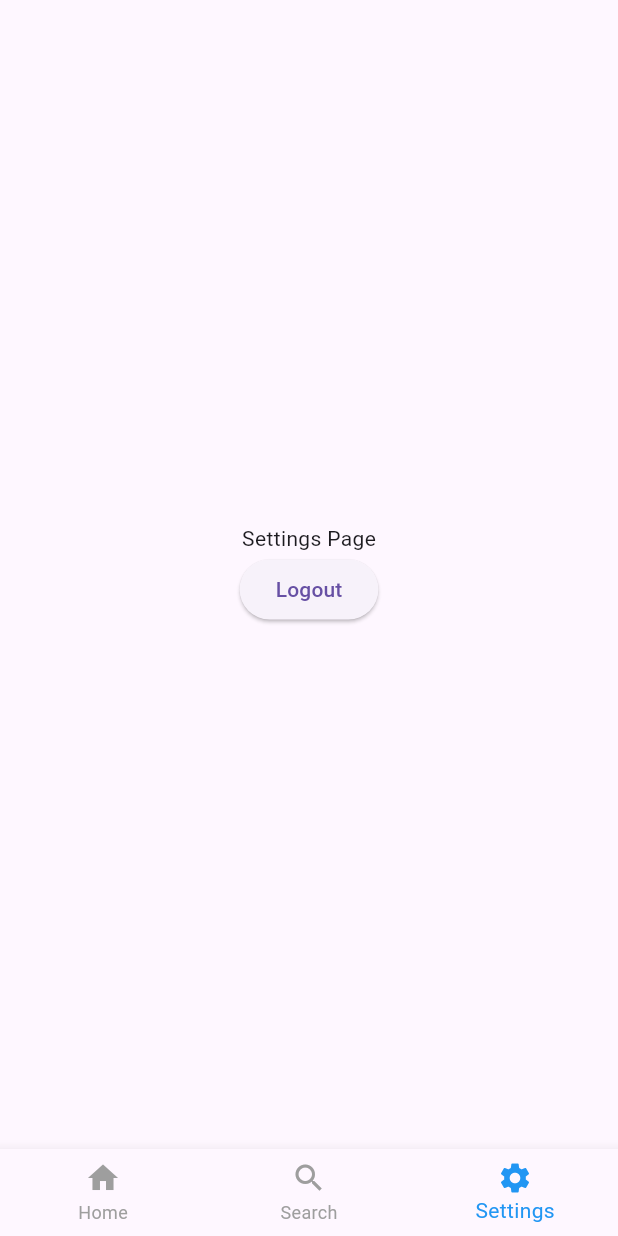
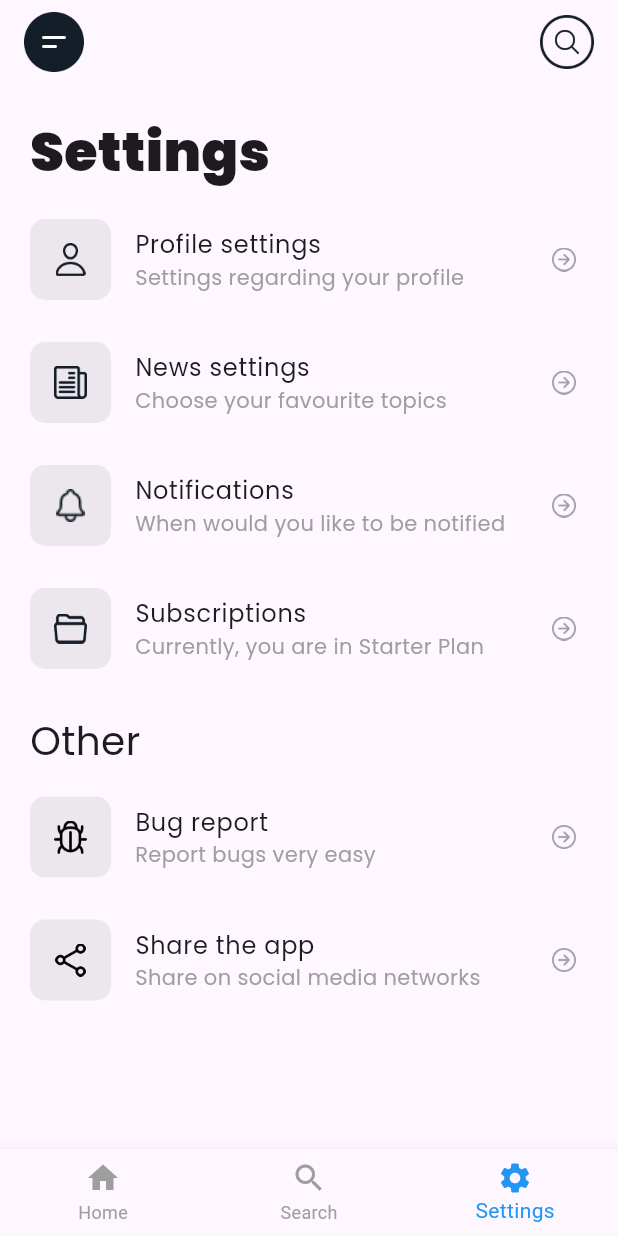
Before and after one commit to yandiriswandi/news-app-flutter, a Flutter app: the screen it shows after launch, item 3 of the bottom bar chosen, on a phone screen of 412 x 824 dp. Run offline on Flutter 3.47's test engine with Material 3 defaults, Android fonts, the light colour scheme and no system bars; our stand-ins replace firebase_auth, firebase_core, google_fonts; accounts and stored records are empty.

Commit message:
quiz 2 setting ui slacing

```diff
--- a/lib/config/listImage/app_image.dart
+++ b/lib/config/listImage/app_image.dart
@@ -8,7 +8,16 @@ class AppImage {
 }
 
 class AppIcon {
-  static const humberger = 'assets/icons/MenuIcon.png';
-  static const backButton = "assets/icons/backIcon.png";
+  static const iconHumberger = 'assets/icons/MenuIcon.png';
+  static const iconBackButton = "assets/icons/backIcon.png";
   static const iconGoogle = "assets/icons/iconGo.png";
+  static const iconSearch = "assets/icons/iconSearch.png";
+  static const iconArrowForwardCircle = "assets/icons/arrow-forward-circle.png";
+  //setting icon
+  static const iconBug = "assets/icons/bug-outline.png";
+  static const iconFolder = "assets/icons/folder-open-outline.png";
+  static const iconPeople = "assets/icons/person-outline.png";
+  static const iconNews = "assets/icons/newspaper-outline.png";
+  static const iconBell = "assets/icons/notifications-outline.png";
+  static const iconShare = "assets/icons/share-social-outline.png";
 }
--- a/lib/models/news_model.dart
+++ b/lib/models/news_model.dart
@@ -25,3 +25,67 @@ List<NewsModel> newData = [
     title: "Hypatos gets \$11.8M for a deep learning approach",
   ),
 ];
+
+class SettingList {
+  final int id;
+  final String icon;
+  final String title;
+  final String description;
+  final int status;
+
+  SettingList({
+    required this.id,
+    required this.icon,
+    required this.title,
+    required this.description,
+    required this.status,
+  });
+}
+
+List<SettingList> settingData = [
+  SettingList(
+    id: 1,
+    icon: AppIcon.iconPeople,
+    title: "Profile settings",
+    description: "Settings regarding your profile",
+    status: 1,
+  ),
+  SettingList(
+    id: 2,
+    icon: AppIcon.iconNews,
+    title: "News settings",
+    description: "Choose your favourite topics",
+    status: 1,
+  ),
+  SettingList(
+    id: 3,
+    icon: AppIcon.iconBell,
+    title: "Notifications",
+    description: "When would you like to be notified",
+    status: 1,
+  ),
+  SettingList(
+    id: 4,
+    icon: AppIcon.iconFolder,
+    title: "Subscriptions",
+    description: "Currently, you are in Starter Plan",
+    status: 1,
+  ),
+];
+
+List<SettingList> settingOtherData = [
+  SettingList(
+    id: 4,
+    icon: AppIcon.iconBug,
+    title: "Bug report",
+    description: "Report bugs very easy",
+    status: 2,
+  ),
+  SettingList(
+    id: 5,
+    icon: AppIcon.iconShare,
+    title: "Share the app",
+    description: "Share on social media networks",
+    status: 2,
+  ),
+];
--- a/lib/screen/home/home.dart
+++ b/lib/screen/home/home.dart
@@ -33,7 +33,7 @@ class _HomeState extends State<Home> {
           child: IconButton(
             padding: EdgeInsets.zero, // hilangkan padding default
             constraints: BoxConstraints(), // hilangkan batas default ukuran
-            icon: Image.asset(AppIcon.humberger, width: 40, height: 40),
+            icon: Image.asset(AppIcon.iconHumberger, width: 40, height: 40),
             onPressed: () {
               print("hallo");
             },
--- a/lib/screen/news/news.dart
+++ b/lib/screen/news/news.dart
@@ -108,7 +108,7 @@ class HeaderContainer extends StatelessWidget {
             onTap: () {
               Navigator.pop(context); // Kembali ke halaman sebelumnya
             },
-            child: Image.asset(AppIcon.backButton, width: 40, height: 40),
+            child: Image.asset(AppIcon.iconBackButton, width: 40, height: 40),
           ),
         ),
       ),
--- a/lib/screen/settings/setting.dart
+++ b/lib/screen/settings/setting.dart
@@ -1,5 +1,8 @@
+import 'package:core_component/config/listImage/app_image.dart';
+import 'package:core_component/models/news_model.dart';
 import 'package:core_component/screen/auth/getstarted/getStarted.dart';
 import 'package:flutter/material.dart';
+import 'package:google_fonts/google_fonts.dart';
 
 class Setting extends StatelessWidget {
   const Setting({super.key});
@@ -7,29 +10,131 @@ class Setting extends StatelessWidget {
   @override
   Widget build(BuildContext context) {
     return Scaffold(
+      appBar: AppBar(
+        leading: Padding(
+          padding: const EdgeInsets.only(left: 16.0),
+          child: IconButton(
+            padding: EdgeInsets.zero,
+            constraints: BoxConstraints(),
+            icon: Image.asset(AppIcon.iconHumberger, width: 40, height: 40),
+            onPressed: () {
+              print("hallo");
+            },
+          ),
+        ),
+        actions: [
+          Padding(
+            padding: const EdgeInsets.only(right: 16.0),
+            child: GestureDetector(
+              onTap: () {
+                print("gambar kanan ditekan");
+              },
+              child: Image.asset(
+                AppIcon.iconSearch, // ganti dengan path ikon kamu
+                width: 36,
+                height: 36,
+              ),
+            ),
+          ),
+        ],
+      ),
+
       body: SafeArea(
         child: Align(
           alignment: Alignment.center,
-          child: Column(
-            mainAxisAlignment: MainAxisAlignment.center, // ⬅️ vertikal tengah
-            crossAxisAlignment: CrossAxisAlignment.center,
-            mainAxisSize: MainAxisSize.min,
-            children: [
-              Text("Settings Page"),
-              ElevatedButton(
-                onPressed: () {
-                  Navigator.pushAndRemoveUntil(
-                    context,
-                    MaterialPageRoute(builder: (context) => GetStarted()),
-                    (route) => false, // Menghapus semua rute sebelumnya
-                  );
-                },
-                child: Text("Logout"),
-              ),
-            ],
+          child: Padding(
+            padding: const EdgeInsets.all(20),
+            child: ListView(
+              children: [
+                Text(
+                  "Settings",
+                  style: GoogleFonts.poppins(
+                    fontSize: 36,
+                    fontWeight: FontWeight.w900,
+                  ),
+                ),
+                SizedBox(height: 10),
+                ListView.separated(
+                  separatorBuilder: (context, index) {
+                    return SizedBox(height: 10);
+                  },
+                  shrinkWrap: true,
+                  itemCount: settingData.length,
+                  physics: NeverScrollableScrollPhysics(),
+                  itemBuilder: (context, index) {
+                    return ListSetting(
+                      icon: settingData[index].icon,
+                      title: settingData[index].title,
+                      description: settingData[index].description,
+                    );
+                  },
+                ),
+                SizedBox(height: 20),
+                Text("Other", style: GoogleFonts.poppins(fontSize: 26)),
+                SizedBox(height: 10),
+                ListView.separated(
+                  separatorBuilder: (context, index) {
+                    return SizedBox(height: 10);
+                  },
+                  shrinkWrap: true,
+                  itemCount: settingOtherData.length,
+                  physics: NeverScrollableScrollPhysics(),
+                  itemBuilder: (context, index) {
+                    return ListSetting(
+                      icon: settingOtherData[index].icon,
+                      title: settingOtherData[index].title,
+                      description: settingOtherData[index].description,
+                    );
+                  },
+                ),
+              ],
+            ),
           ),
         ),
       ),
     );
   }
 }
+
+class ListSetting extends StatelessWidget {
+  const ListSetting({
+    super.key,
+    required this.icon,
+    required this.title,
+    required this.description,
+  });
+
+  final String icon;
+  final String title;
+  final String description;
+
+  @override
+  Widget build(BuildContext context) {
+    return ListTile(
+      contentPadding: EdgeInsets.zero,
+      title: Text(title, style: GoogleFonts.poppins()),
+      subtitle: Text(
+        description,
+        style: GoogleFonts.poppins(color: Colors.grey),
+      ),
+      leading: Container(
+        width: 54,
+        height: 54,
+        decoration: BoxDecoration(
+          // image: DecorationImage(image: AssetImage(icon)),
+          color: Color(0xff141e2814), // warna HEX, contoh: biru
+          borderRadius: BorderRadius.circular(10),
+        ),
+        child: Center(child: Image.asset(icon, width: 22, height: 22)),
+      ),
+      trailing: Padding(
+        padding: const EdgeInsets.only(right: 8.0),
+        child: Image.asset(
+          AppIcon.iconArrowForwardCircle, // Ganti dengan path gambar kamu
+          width: 16,
+          height: 16,
+        ),
+      ),
+    );
+  }
+}
```
Also changed, not shown: assets/icons/arrow-forward-circle.png (added), assets/icons/bug-outline.png (added), assets/icons/folder-open-outline.png (added), assets/icons/iconSearch.png (added), assets/icons/newspaper-outline.png (added), assets/icons/notifications-outline.png (added), assets/icons/person-outline.png (added), assets/icons/share-social-outline.png (added), assets/quiz2.png (added).
